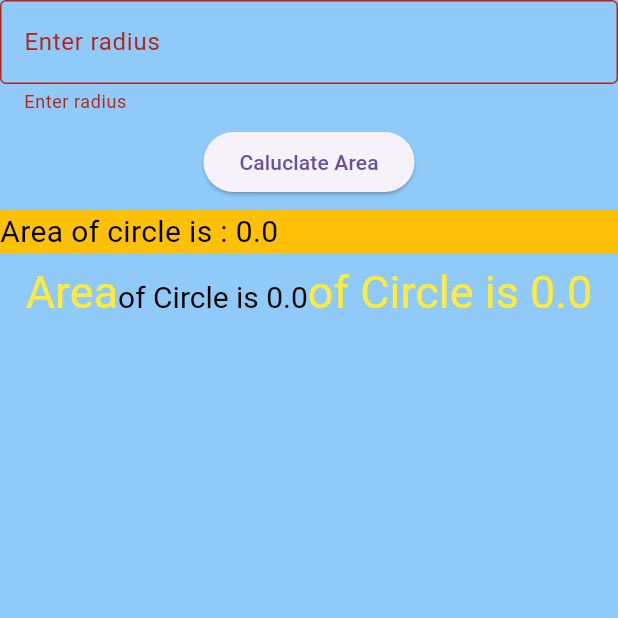
After one commit to ShadipKumarJoshi/android_flutter_kiran_sir, a Flutter app: the CircleScreen screen opened directly, after a tap on "Caluclate Area", on a phone screen of 412 x 824 dp, the top half of it. The commit adds this screen. Run offline on Flutter 3.47's test engine with Material 3 defaults, Android fonts, the phone set to English and light mode, and no system bars; missing offline and left inert: batch_32a.

Commit message:
circle area and border decoration

```diff
--- a/first_app/lib/app/app.dart
+++ b/first_app/lib/app/app.dart
@@ -1,4 +1,4 @@
-import 'package:first_app/screen/arithmetic_screen.dart';
+import 'package:first_app/screen/area_of_circle_screen.dart';
 import 'package:flutter/material.dart';
 
 class App extends StatelessWidget {
@@ -11,7 +11,9 @@ class App extends StatelessWidget {
       // home: HelloWorldScreen(),
       // home: SimpleInterestScreen(),
       // home: SwapNumbersScreen(),
-      home: ArithmeticScreen(),
+      // home: ArithmeticScreen(),
+      home: AreaOfCircle(),
+      // home: LayoutScreen(),
     );
   }
 }
--- /dev/null
+++ b/first_app/lib/model/area_of_circle_model.dart
@@ -0,0 +1,9 @@
+class AreaModel {
+  final double radius;
+
+  AreaModel({required this.radius});
+
+  double calculateAreaOfCircle() {
+    return 3.14 * radius * radius;
+  }
+}
--- /dev/null
+++ b/first_app/lib/screen/circle_screen.dart
@@ -0,0 +1,99 @@
+import 'package:batch_32a/model/area_model.dart';
+import 'package:flutter/material.dart';
+
+class CircleScreen extends StatefulWidget {
+  const CircleScreen({super.key});
+
+  @override
+  State<CircleScreen> createState() => _CircleScreenState();
+}
+
+class _CircleScreenState extends State<CircleScreen> {
+  double? radius;
+  double areaOfCircle = 0;
+
+  final key = GlobalKey<FormState>();
+
+  AreaModel? areaModel;
+
+  var gap = const SizedBox(height: 8);
+
+  @override
+  Widget build(BuildContext context) {
+    return Scaffold(
+      backgroundColor: Colors.blue[200],
+      body: Form(
+        key: key,
+        child: SafeArea(
+          child: Column(
+            // crossAxisAlignment: CrossAxisAlignment.stretch,
+            children: [
+              TextFormField(
+                onChanged: (value) {
+                  radius = double.parse(value);
+                },
+                keyboardType: TextInputType.number,
+                decoration: const InputDecoration(
+                  border: OutlineInputBorder(),
+                  labelText: 'Enter radius',
+                ),
+                validator: (value) {
+                  if (value!.isEmpty) {
+                    return "Enter radius";
+                  }
+                  return null;
+                },
+              ),
+              gap,
+              ElevatedButton(
+                onPressed: () {
+                  if (key.currentState!.validate()) {
+                    areaModel = AreaModel(radius: radius!);
+                    setState(() {
+                      areaOfCircle = areaModel!.calculateAreaOfCircle();
+                    });
+                  }
+                },
+                child: const Text('Caluclate Area'),
+              ),
+              gap,
+              Container(
+                color: Colors.amber,
+                width: 500,
+                child: Text(
+                  'Area of circle is : $areaOfCircle',
+                  style: const TextStyle(
+                    fontSize: 20,
+                    color: Colors.black,
+                  ),
+                ),
+              ),
+              const SizedBox(height: 8),
+              RichText(
+                text: TextSpan(
+                  text: 'Area',
+                  style: const TextStyle(
+                    fontSize: 30,
+                    color: Colors.yellow,
+                  ),
+                  children: [
+                    TextSpan(
+                      text: 'of Circle is $areaOfCircle',
+                      style: const TextStyle(
+                        fontSize: 20,
+                        color: Colors.black,
+                      ),
+                    ),
+                    TextSpan(
+                      text: 'of Circle is $areaOfCircle',
+                    ),
+                  ],
+                ),
+              )
+            ],
+          ),
+        ),
+      ),
+    );
+  }
+}
```
Also changed, not shown: first_app/lib/screen/layout_screen.dart (added, +41 -0 lines).
